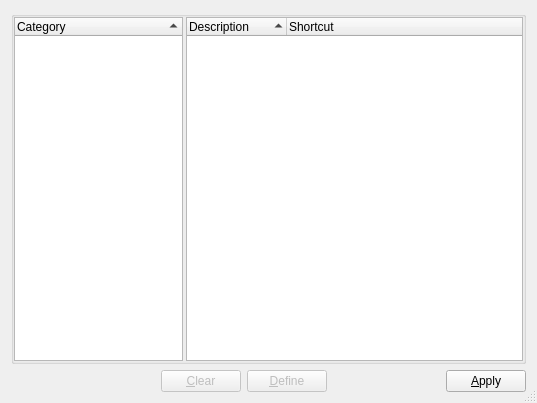
This is muse/muse/widgets/shortcutconfig.ui in emrum/muse as Qt 5 draws it before an edit. The edited form follows.
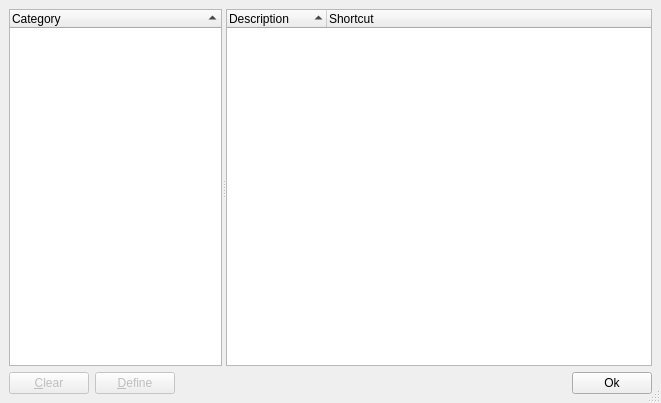
This is the edited form.

The edit to the form file:
```diff
--- a/muse/muse/widgets/shortcutconfig.ui
+++ b/muse/muse/widgets/shortcutconfig.ui
@@ -5,7 +5,7 @@
    <rect>
     <x>0</x>
     <y>0</y>
-    <width>537</width>
+    <width>661</width>
     <height>403</height>
    </rect>
   </property>
@@ -17,24 +17,16 @@
   </property>
   <layout class="QVBoxLayout" >
    <property name="margin" >
-    <number>11</number>
+    <number>9</number>
    </property>
    <property name="spacing" >
     <number>6</number>
    </property>
    <item>
-    <widget class="QGroupBox" name="groupBox3" >
-     <property name="title" >
-      <string/>
+    <widget class="QSplitter" name="splitter" >
+     <property name="orientation" >
+      <enum>Qt::Horizontal</enum>
      </property>
-     <layout class="QHBoxLayout" >
-      <property name="margin" >
-       <number>0</number>
-      </property>
-      <property name="spacing" >
-       <number>3</number>
-      </property>
-      <item>
        <widget class="QTreeWidget" name="cgListView" >
         <property name="sizePolicy" >
          <sizepolicy>
@@ -68,8 +60,6 @@
          </property>
         </column>
        </widget>
-      </item>
-      <item>
        <widget class="QTreeWidget" name="scListView" >
         <property name="sizePolicy" >
          <sizepolicy>
@@ -117,8 +107,6 @@
          </property>
         </column>
        </widget>
-      </item>
-     </layout>
     </widget>
    </item>
    <item>
@@ -129,22 +117,6 @@
      <property name="spacing" >
       <number>6</number>
      </property>
-     <item>
-      <spacer>
-       <property name="orientation" >
-        <enum>Qt::Horizontal</enum>
-       </property>
-       <property name="sizeType" >
-        <enum>QSizePolicy::Expanding</enum>
-       </property>
-       <property name="sizeHint" >
-        <size>
-         <width>150</width>
-         <height>21</height>
-        </size>
-       </property>
-      </spacer>
-     </item>
      <item>
       <widget class="QPushButton" name="clearButton" >
        <property name="enabled" >
@@ -190,7 +162,7 @@
      <item>
       <widget class="QPushButton" name="applyButton" >
        <property name="text" >
-        <string>&amp;Apply</string>
+        <string>Ok</string>
        </property>
        <property name="shortcut" >
         <string>Alt+A</string>
```
Lines whose indentation alone changed are shown as unchanged.
